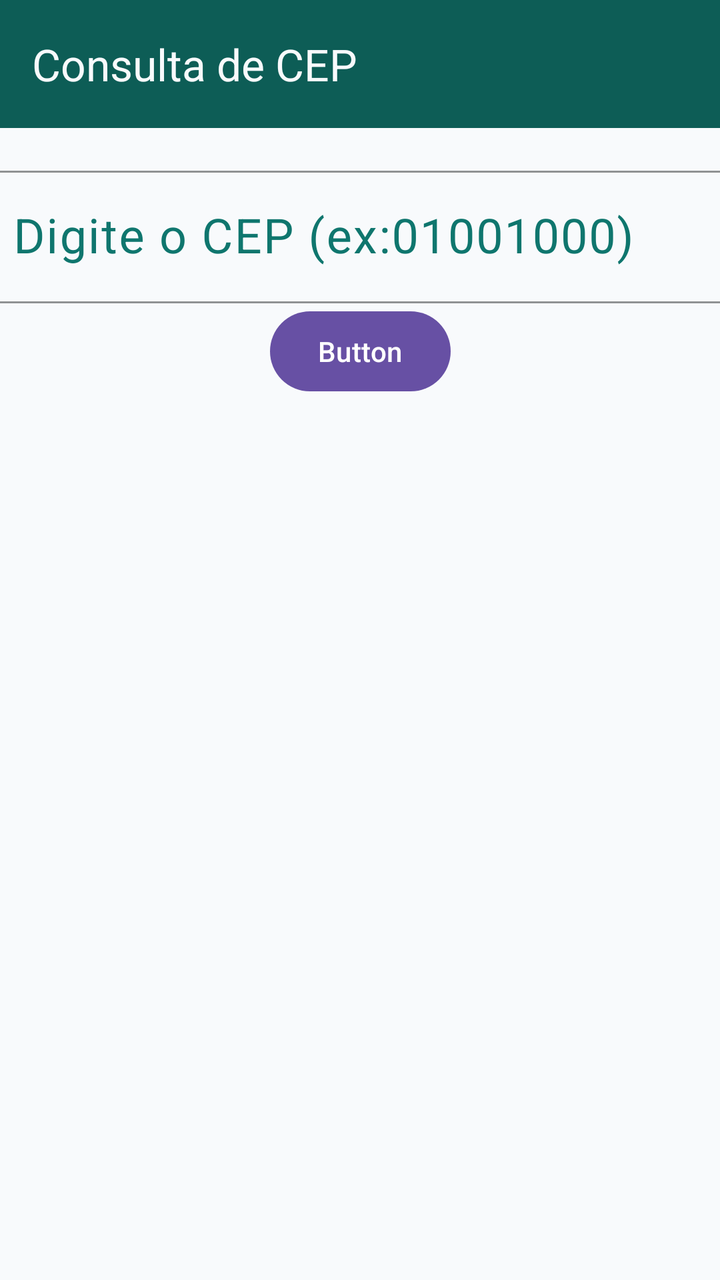
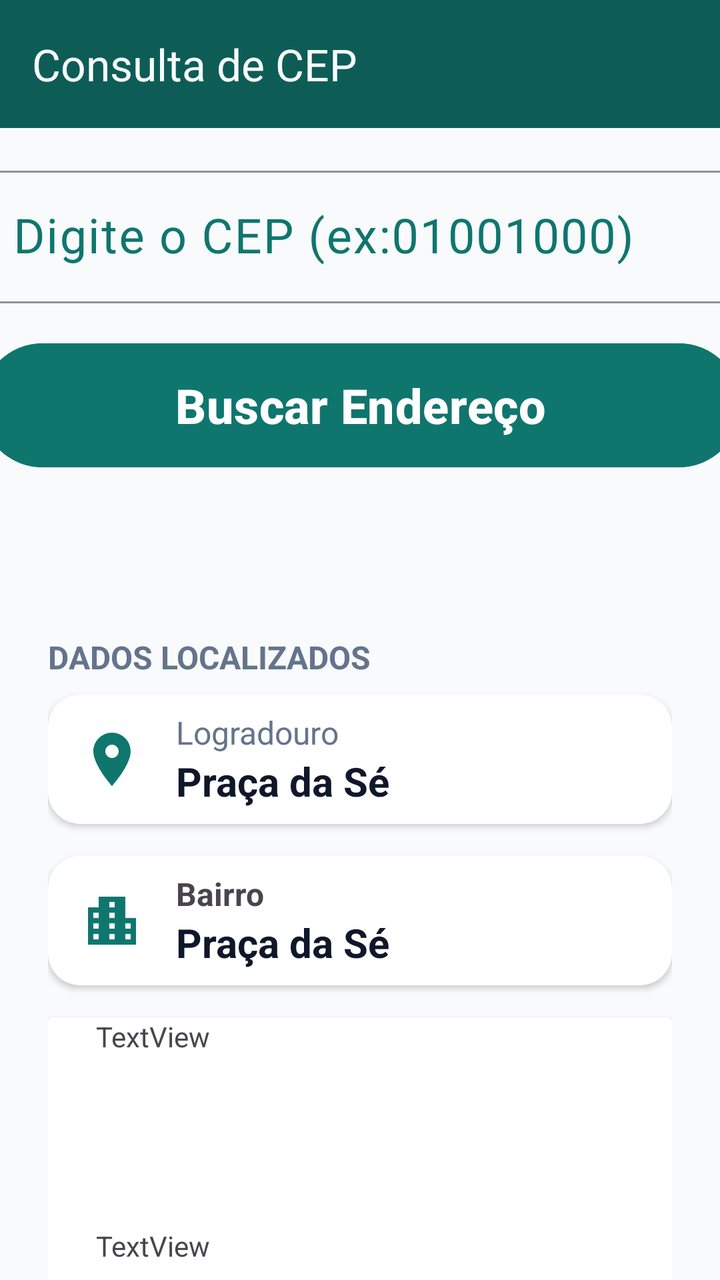

An Android layout rendered at two revisions. The XML below is the earlier revision; the diff shows what the commit changed to produce the second picture.
<!-- AndroidManifest.xml: application theme Theme.ApiViaCepVesp -->
<!-- res/layout/activity_main.xml -->
<?xml version="1.0" encoding="utf-8"?>
<androidx.constraintlayout.widget.ConstraintLayout xmlns:android="http://schemas.android.com/apk/res/android"
    xmlns:app="http://schemas.android.com/apk/res-auto"
    xmlns:tools="http://schemas.android.com/tools"
    android:id="@+id/main"
    android:layout_width="match_parent"
    android:layout_height="match_parent"
    tools:context=".MainActivity">

    <include
        android:id="@+id/includeAppBar"
        layout="@layout/app_bar"
        android:layout_width="0dp"
        android:layout_height="wrap_content"
        app:layout_constraintEnd_toEndOf="parent"
        app:layout_constraintStart_toStartOf="parent"
        app:layout_constraintTop_toTopOf="parent" />

    <com.google.android.material.textfield.TextInputLayout
        android:id="@+id/tilCep"
        android:layout_width="380dp"
        android:layout_height="wrap_content"
        android:layout_marginTop="16dp"
        android:textColorHint="@color/verde"
        app:boxStrokeColor="@color/verde"
        app:cursorColor="@color/verde"
        app:hintTextColor="@color/verde"
        app:layout_constraintEnd_toEndOf="parent"
        app:layout_constraintStart_toStartOf="parent"
        app:layout_constraintTop_toBottomOf="@id/includeAppBar">

        <com.google.android.material.textfield.TextInputEditText
            android:id="@+id/tietCep"
            android:layout_width="match_parent"
            android:layout_height="wrap_content"
            android:hint="Digite o CEP (ex:01001000)"
            android:inputType="number"
            android:maxLength="8"
            android:textColor="@color/verde"
            android:textSize="24sp" />
    </com.google.android.material.textfield.TextInputLayout>

    <Button
        android:id="@+id/button"
        android:layout_width="wrap_content"
        android:layout_height="wrap_content"
        android:text="Button"
        app:layout_constraintEnd_toEndOf="parent"
        app:layout_constraintHorizontal_bias="0.5"
        app:layout_constraintStart_toStartOf="parent"
        app:layout_constraintTop_toBottomOf="@+id/tilCep" />

    <ProgressBar
        android:id="@+id/progressBar"
        style="?android:attr/progressBarStyle"
        android:layout_width="wrap_content"
        android:layout_height="wrap_content"
        app:layout_constraintEnd_toEndOf="parent"
        app:layout_constraintHorizontal_bias="0.5"
        app:layout_constraintStart_toStartOf="parent"
        app:layout_constraintTop_toBottomOf="@+id/button" />

    <LinearLayout
        android:layout_width="409dp"
        android:layout_height="351dp"
        android:orientation="vertical"
        app:layout_constraintEnd_toEndOf="parent"
        app:layout_constraintHorizontal_bias="0.5"
        app:layout_constraintStart_toStartOf="parent"
        app:layout_constraintTop_toBottomOf="@+id/progressBar"></LinearLayout>
</androidx.constraintlayout.widget.ConstraintLayout>
<!-- res/layout/app_bar.xml (included above) -->
<?xml version="1.0" encoding="utf-8"?>
<com.google.android.material.appbar.AppBarLayout xmlns:android="http://schemas.android.com/apk/res/android"
    xmlns:app="http://schemas.android.com/apk/res-auto"
    android:layout_width="match_parent"
    android:layout_height="wrap_content"
    android:background="@color/verdeEscuro"
    android:fitsSystemWindows="true">

    <com.google.android.material.appbar.MaterialToolbar
        android:id="@+id/materialToolbar"
        android:layout_width="match_parent"
        android:layout_height="wrap_content"
        android:background="@color/verdeEscuro"
        android:minHeight="?attr/actionBarSize"
        android:theme="?attr/actionBarTheme"
        app:title="@string/app_name"
        app:titleTextColor="@color/brancoGelo" />
</com.google.android.material.appbar.AppBarLayout>
<!-- resources referenced by this layout -->
<resources>
  <color name="brancoGelo">#F8FAFC</color>
  <color name="verde">#0F766E</color>
  <color name="verdeEscuro">#0D5D56</color>
  <string name="app_name">Consulta de CEP</string>
  <style name="Theme.ApiViaCepVesp" parent="Base.Theme.ApiViaCepVesp" />
  <style name="Base.Theme.ApiViaCepVesp" parent="Theme.Material3.DayNight.NoActionBar">
          
          
          <item name="android:colorBackground">@color/brancoGelo</item>
      </style>
</resources>

<!-- the commit's change to res/layout/activity_main.xml (unified diff, before → after) -->
@@ -41,33 +41,192 @@
     </com.google.android.material.textfield.TextInputLayout>
 
     <Button
-        android:id="@+id/button"
-        android:layout_width="wrap_content"
-        android:layout_height="wrap_content"
-        android:text="Button"
+        android:id="@+id/btBuscar"
+        android:layout_width="380dp"
+        android:layout_height="70dp"
+        android:layout_marginTop="16dp"
+        android:backgroundTint="@color/verde"
+        android:text="Buscar Endereço"
+        android:textSize="24sp"
+        android:textStyle="bold"
         app:layout_constraintEnd_toEndOf="parent"
         app:layout_constraintHorizontal_bias="0.5"
         app:layout_constraintStart_toStartOf="parent"
         app:layout_constraintTop_toBottomOf="@+id/tilCep" />
 
     <ProgressBar
-        android:id="@+id/progressBar"
+        android:id="@+id/pgBuscar"
         style="?android:attr/progressBarStyle"
         android:layout_width="wrap_content"
         android:layout_height="wrap_content"
+        android:layout_marginTop="16dp"
+        android:indeterminateTint="@color/verde"
         app:layout_constraintEnd_toEndOf="parent"
         app:layout_constraintHorizontal_bias="0.5"
         app:layout_constraintStart_toStartOf="parent"
-        app:layout_constraintTop_toBottomOf="@+id/button" />
+        app:layout_constraintTop_toBottomOf="@+id/btBuscar" />
 
     <LinearLayout
-        android:layout_width="409dp"
-        android:layout_height="351dp"
+        android:id="@+id/llResultado"
+        android:layout_width="0dp"
+        android:layout_height="400dp"
+        android:layout_marginStart="24dp"
+        android:layout_marginTop="16dp"
+        android:layout_marginEnd="24dp"
         android:orientation="vertical"
         app:layout_constraintEnd_toEndOf="parent"
         app:layout_constraintHorizontal_bias="0.5"
         app:layout_constraintStart_toStartOf="parent"
-        app:layout_constraintTop_toBottomOf="@+id/progressBar"></LinearLayout>
+        app:layout_constraintTop_toBottomOf="@+id/pgBuscar">
+
+        <TextView
+            android:id="@+id/textView"
+            android:layout_width="match_parent"
+            android:layout_height="wrap_content"
+            android:layout_marginBottom="8dp"
+            android:text="DADOS LOCALIZADOS"
+            android:textColor="@color/cinza"
+            android:textSize="16sp"
+            android:textStyle="bold" />
+
+        <androidx.cardview.widget.CardView
+            android:layout_width="match_parent"
+            android:layout_height="wrap_content"
+            android:layout_marginBottom="16dp"
+            app:cardCornerRadius="16dp">
+
+            <androidx.constraintlayout.widget.ConstraintLayout
+                android:id="@+id/tvLogradouro"
+                android:layout_width="match_parent"
+                android:layout_height="match_parent">
+
+                <ImageView
+                    android:id="@+id/imageView"
+                    android:layout_width="32dp"
+                    android:layout_height="32dp"
+                    android:layout_marginStart="16dp"
+                    android:tint="@color/verde"
+                    app:layout_constraintBottom_toBottomOf="parent"
+                    app:layout_constraintStart_toStartOf="parent"
+                    app:layout_constraintTop_toTopOf="parent"
+                    app:layout_constraintVertical_bias="0.5"
+                    app:srcCompat="@drawable/ic_location_on" />
+
+                <TextView
+                    android:id="@+id/textView2"
+                    android:layout_width="wrap_content"
+                    android:layout_height="wrap_content"
+                    android:layout_marginStart="16dp"
+                    android:layout_marginTop="8dp"
+                    android:text="Logradouro"
+                    android:textColor="@color/cinza"
+                    android:textSize="16sp"
+                    app:layout_constraintStart_toEndOf="@+id/imageView"
+                    app:layout_constraintTop_toTopOf="parent" />
+
+                <TextView
+                    android:id="@+id/textView3"
+                    android:layout_width="wrap_content"
+                    android:layout_height="wrap_content"
+                    android:layout_marginStart="16dp"
+                    android:layout_marginBottom="8dp"
+                    android:text="Praça da Sé"
+                    android:textColor="@color/cinzaEscuro"
+                    android:textSize="20sp"
+                    android:textStyle="bold"
+                    app:layout_constraintBottom_toBottomOf="parent"
+                    app:layout_constraintStart_toEndOf="@+id/imageView"
+                    app:layout_constraintTop_toBottomOf="@+id/textView2" />
+            </androidx.constraintlayout.widget.ConstraintLayout>
+        </androidx.cardview.widget.CardView>
+
+        <androidx.cardview.widget.CardView
+            android:layout_width="match_parent"
+            android:layout_height="wrap_content"
+            android:layout_marginBottom="16dp"
+            app:cardCornerRadius="16dp">
+
+            <androidx.constraintlayout.widget.ConstraintLayout
+                android:layout_width="match_parent"
+                android:layout_height="match_parent">
+
+                <ImageView
+                    android:id="@+id/imageView2"
+                    android:layout_width="32dp"
+                    android:layout_height="32dp"
+                    android:layout_marginStart="16dp"
+                    android:tint="@color/verde"
+                    app:layout_constraintBottom_toBottomOf="parent"
+                    app:layout_constraintStart_toStartOf="parent"
+                    app:layout_constraintTop_toTopOf="parent"
+                    app:layout_constraintVertical_bias="0.5"
+                    app:srcCompat="@drawable/ic_apartment" />
+
+                <TextView
+                    android:id="@+id/textView4"
+                    android:layout_width="wrap_content"
+                    android:layout_height="wrap_content"
+                    android:layout_marginStart="16dp"
+                    android:layout_marginTop="8dp"
+                    android:text="Bairro"
+                    android:textSize="16sp"
+                    android:textStyle="bold"
+                    app:layout_constraintStart_toEndOf="@+id/imageView2"
+                    app:layout_constraintTop_toTopOf="parent" />
+
+                <TextView
+                    android:id="@+id/tvBairro"
+                    android:layout_width="wrap_content"
+                    android:layout_height="wrap_content"
+                    android:layout_marginStart="16dp"
+                    android:layout_marginBottom="8dp"
+                    android:text="Praça da Sé"
+                    android:textColor="@color/cinzaEscuro"
+                    android:textSize="20sp"
+                    android:textStyle="bold"
+                    app:layout_constraintBottom_toBottomOf="parent"
+                    app:layout_constraintStart_toEndOf="@+id/imageView2"
+                    app:layout_constraintTop_toBottomOf="@+id/textView4" />
+            </androidx.constraintlayout.widget.ConstraintLayout>
+        </androidx.cardview.widget.CardView>
+
+        <androidx.cardview.widget.CardView
+            android:layout_width="match_parent"
+            android:layout_height="match_parent" >
+
+            <androidx.constraintlayout.widget.ConstraintLayout
+                android:layout_width="match_parent"
+                android:layout_height="match_parent">
+
+                <ImageView
+                    android:id="@+id/imageView3"
+                    android:layout_width="wrap_content"
+                    android:layout_height="wrap_content"
+                    app:layout_constraintBottom_toBottomOf="parent"
+                    app:layout_constraintStart_toStartOf="parent"
+                    app:layout_constraintTop_toTopOf="parent"
+                    app:layout_constraintVertical_bias="0.5"
+                    app:srcCompat="@drawable/ic_location_city" />
+
+                <TextView
+                    android:id="@+id/textView5"
+                    android:layout_width="wrap_content"
+                    android:layout_height="wrap_content"
+                    android:text="TextView"
+                    app:layout_constraintStart_toEndOf="@+id/imageView3"
+                    app:layout_constraintTop_toTopOf="parent" />
+
+                <TextView
+                    android:id="@+id/textView6"
+                    android:layout_width="wrap_content"
+                    android:layout_height="wrap_content"
+                    android:text="TextView"
+                    app:layout_constraintBottom_toBottomOf="parent"
+                    app:layout_constraintStart_toEndOf="@+id/imageView3"
+                    app:layout_constraintTop_toBottomOf="@+id/textView5" />
+            </androidx.constraintlayout.widget.ConstraintLayout>
+        </androidx.cardview.widget.CardView>
+    </LinearLayout>
 </androidx.constraintlayout.widget.ConstraintLayout>
 <!-- res/layout/app_bar.xml (included above) -->
 <?xml version="1.0" encoding="utf-8"?>
<!-- resource entries referenced after the edit -->
@@ -1,8 +1,40 @@
 <!-- resources referenced by this layout -->
 <resources>
   <color name="brancoGelo">#F8FAFC</color>
+  <color name="cinza">#64748B</color>
+  <color name="cinzaEscuro">#0F172A</color>
   <color name="verde">#0F766E</color>
   <color name="verdeEscuro">#0D5D56</color>
+  <!-- drawable ic_apartment (drawable) -->
+  <vector xmlns:android="http://schemas.android.com/apk/res/android"
+      android:width="24dp"
+      android:height="24dp"
+      android:viewportWidth="24"
+      android:viewportHeight="24">
+      <path
+          android:fillColor="@android:color/white"
+          android:pathData="M17,11V3H7v4H3v14h18V11h-4zM7,19H5v-2h2v2zm0,-4H5v-2h2v2zm0,-4H5V9h2v2zm6,8h-2v-2h2v2zm0,-4h-2v-2h2v2zm0,-4h-2V9h2v2zm0,-4h-2V5h2v2zm6,12h-2v-2h2v2zm0,-4h-2v-2h2v2zm0,-4h-2V13h2v2z"/>
+  </vector>
+  <!-- drawable ic_location_city (drawable) -->
+  <vector xmlns:android="http://schemas.android.com/apk/res/android"
+      android:width="24dp"
+      android:height="24dp"
+      android:viewportWidth="24"
+      android:viewportHeight="24">
+      <path
+          android:fillColor="@android:color/white"
+          android:pathData="M15,11V5l-3,-3 -3,3v2H3v14h18V11h-6zm-8,8H5v-2h2v2zm0,-4H5v-2h2v2zm0,-4H5V9h2v2zm6,8h-2v-2h2v2zm0,-4h-2v-2h2v2zm0,-4h-2V9h2v2zm0,-4h-2V5h2v2zm6,12h-2v-2h2v2zm0,-4h-2v-2h2v2zm0,-4h-2V13h2v2z"/>
+  </vector>
+  <!-- drawable ic_location_on (drawable) -->
+  <vector xmlns:android="http://schemas.android.com/apk/res/android"
+      android:width="24dp"
+      android:height="24dp"
+      android:viewportWidth="24"
+      android:viewportHeight="24">
+      <path
+          android:fillColor="@android:color/white"
+          android:pathData="M12,2C8.13,2 5,5.13 5,9c0,5.25 7,13 7,13s7,-7.75 7,-13c0,-3.87 -3.13,-7 -7,-7zM12,11.5c-1.38,0 -2.5,-1.12 -2.5,-2.5s1.12,-2.5 2.5,-2.5 2.5,1.12 2.5,2.5 -1.12,2.5 -2.5,2.5z"/>
+  </vector>
   <string name="app_name">Consulta de CEP</string>
   <style name="Theme.ApiViaCepVesp" parent="Base.Theme.ApiViaCepVesp" />
   <style name="Base.Theme.ApiViaCepVesp" parent="Theme.Material3.DayNight.NoActionBar">
